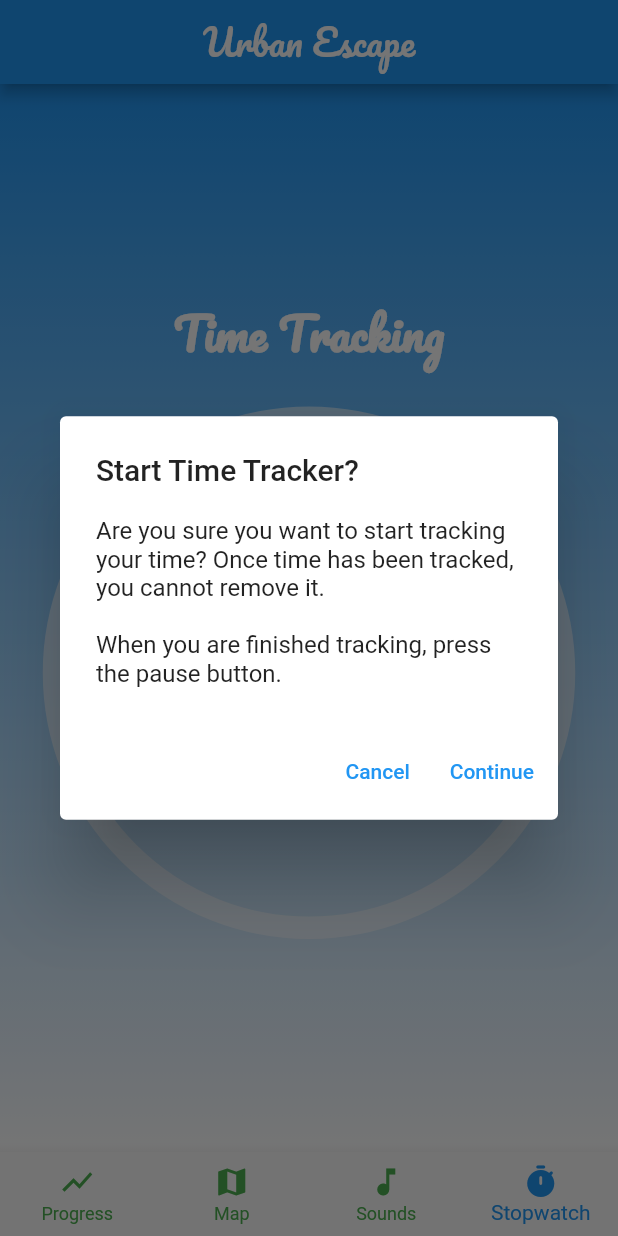
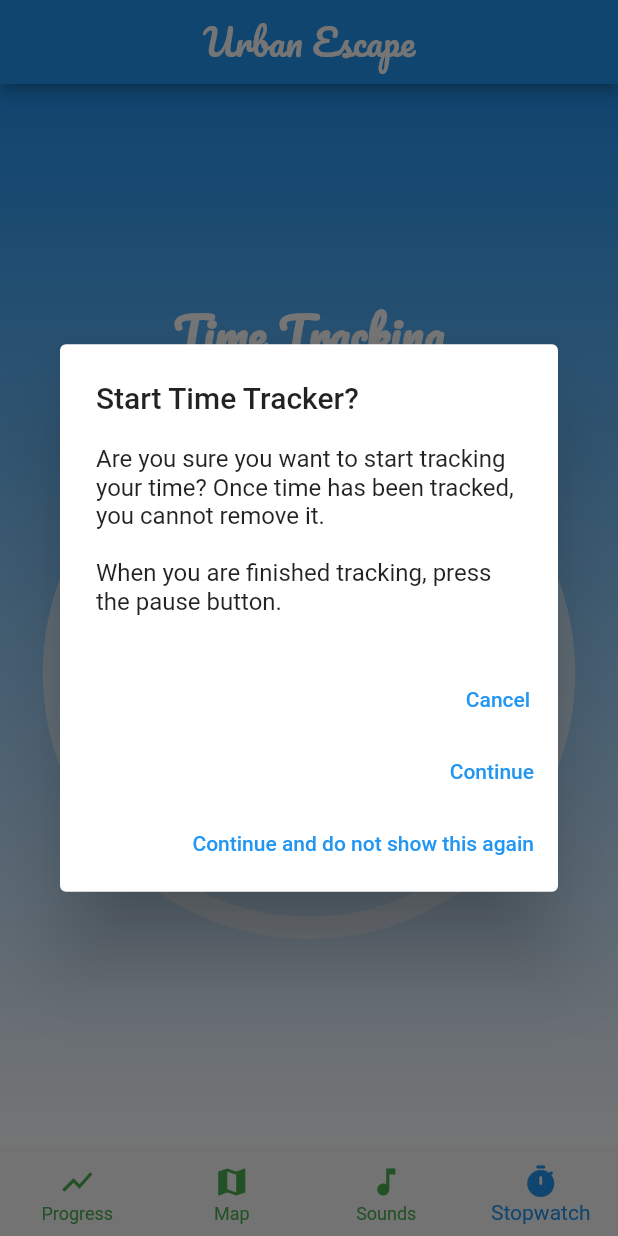
Before and after one commit to CodeCatCreations/Urban-Escape, a Flutter app: the screen it shows after launch, item 4 of the bottom bar chosen, after a tap on the "play circle filled" icon, on a phone screen of 412 x 824 dp. Run offline on Flutter 3.47's test engine with Material 2 defaults, Android fonts, the phone set to English and light mode, and no system bars; drawn by our look-alikes of percent_indicator; our stand-ins replace audioplayers, fl_chart, google_fonts, google_maps_flutter, shared_preferences; missing offline and left inert: mysql1.

Commit message:
"Added control for time and chang achievement"

```diff
--- a/lib/app_pages/progress_page/achievement_page.dart
+++ b/lib/app_pages/progress_page/achievement_page.dart
@@ -21,7 +21,7 @@ class _AchievementPageState extends State<AchievementPage> {
   final Achievement timeTrackerAchievement = Achievement(
       title: "Time-Tracker",
       description:
-          "To complete this achievement: \n\nGo to the stopwatch: Start the stopwatch and pause it",
+          "To complete this achievement: \n\nGo to the stopwatch: Start the stopwatch and pause it. Make sure to see your progress in the progress page as well!",
       maxLevel: 1,
       icon: const Icon(Icons.timer_rounded, color: Colors.green));
 
@@ -114,8 +114,8 @@ class _AchievementPageState extends State<AchievementPage> {
                 children: [
                   goalAchievement,
                   timeTrackerAchievement,
+                  goalReacherAchievement,
                   soundsAchievement,
-                  goalReacherAchievement,
                 ],
               ),
             ),
--- a/lib/app_pages/time_page/time_tracking.dart
+++ b/lib/app_pages/time_page/time_tracking.dart
@@ -1,6 +1,7 @@
 import 'package:flutter/material.dart';
 import 'package:percent_indicator/percent_indicator.dart';
 import 'package:provider/provider.dart';
+import 'package:shared_preferences/shared_preferences.dart';
 import 'package:urban_escape_application/app_pages/progress_page/daily_banner_page.dart';
 import 'dart:async';
 import 'package:urban_escape_application/database/local_user.dart';
@@ -214,6 +215,16 @@ class _TimeTrackingPageState extends State<TimeTrackingPage> {
   }
 
   Future<void> _showConfirmationDialog() async {
+    SharedPreferences prefs = await SharedPreferences.getInstance();
+    bool showConfirmation = prefs.getBool('doNotshowConfirmation') ?? false;
+
+    if (showConfirmation) {
+      click = !click;
+      startTimer();
+      return;
+    }
+
+  // ignore: use_build_context_synchronously
   return showDialog<void>(
     context: context,
     builder: (BuildContext context) {
@@ -242,6 +253,15 @@ class _TimeTrackingPageState extends State<TimeTrackingPage> {
               Navigator.of(context).pop();
             },
           ),
+          TextButton(
+            child: const Text('Continue and do not show this again'),
+            onPressed: () {
+              click = !click;
+              startTimer();
+              prefs.setBool('doNotshowConfirmation', true);
+              Navigator.of(context).pop();
+            },
+          )
         ],
       );
     },
```
